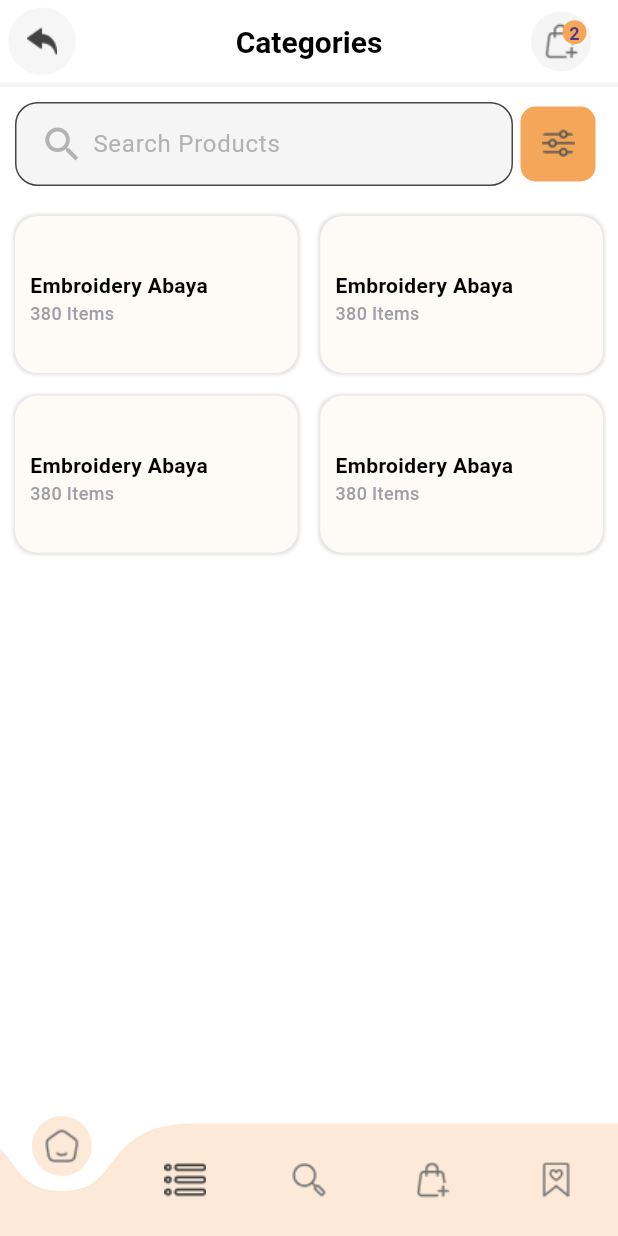
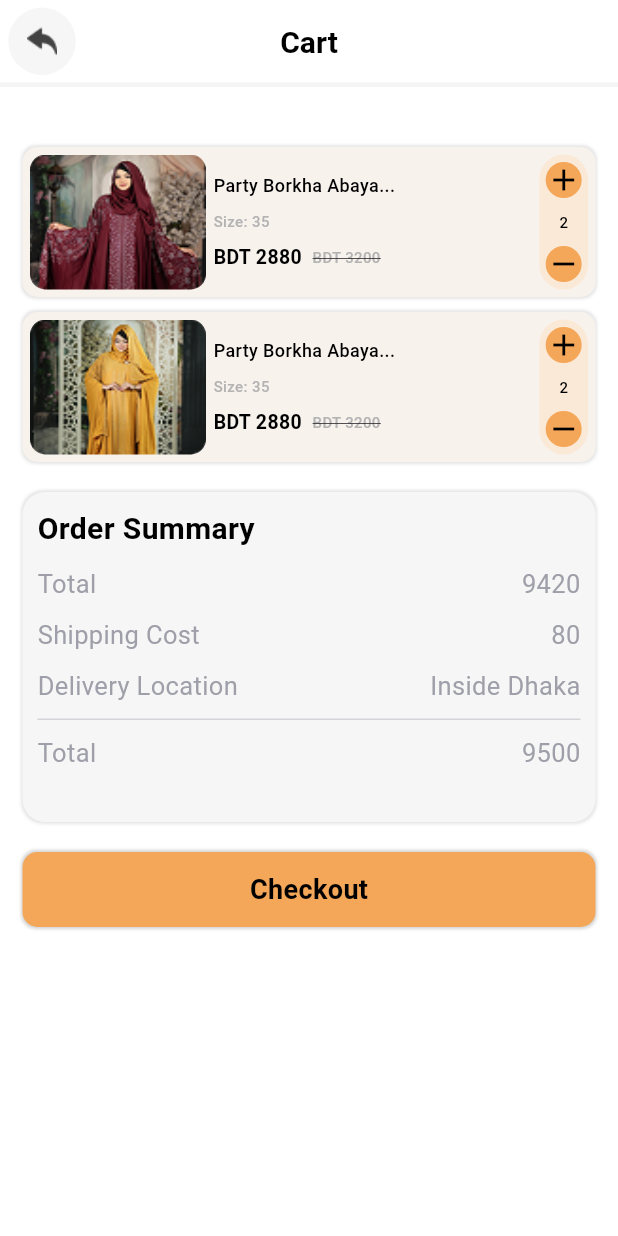
Before and after one commit to masud1680/DadaGarmentsApp, a Flutter app: the screen it shows after launch, on a phone screen of 412 x 824 dp. Run offline on Flutter 3.47's test engine with Material 3 defaults, Android fonts, the phone set to English and light mode, and no system bars; drawn by our look-alikes of curved_navigation_bar; our stand-ins replace animated_bottom_navigation_bar.

Commit message:
cart Screen

```diff
--- /dev/null
+++ b/lib/cart_screen.dart
@@ -0,0 +1,501 @@
+import 'package:flutter/material.dart';
+
+class CartScreen extends StatefulWidget {
+  const CartScreen({super.key});
+
+  @override
+  State<CartScreen> createState() => _CartScreenState();
+}
+
+class _CartScreenState extends State<CartScreen> {
+
+
+  @override
+  Widget build(BuildContext context) {
+    return Scaffold(
+      backgroundColor: Colors.white,
+      appBar: AppBar(
+        backgroundColor: Colors.white,
+        leading: Padding(
+          padding: const EdgeInsets.all(5.0),
+          child: CircleAvatar(
+            backgroundColor: Color(0xFFF6F6F6),
+            radius: 2,
+            child: Image(
+              image: AssetImage("assets/mask_group.png"),
+              width: 20,
+              height: 20,
+            ),
+          ),
+        ),
+        centerTitle: true,
+        title: Text(
+          "Cart",
+          style: TextStyle(
+            color: Colors.black,
+            fontSize: 20,
+            fontWeight: FontWeight.w600,
+          ),
+        ),
+
+        bottom: PreferredSize(
+          preferredSize: Size.fromHeight(2),
+          child: Container(color: Color(0xFFF5F5F5), height: 3.0),
+        ),
+      ),
+
+      body: Container(
+        margin: EdgeInsets.symmetric(horizontal: 15),
+        height: double.infinity,
+        width: double.infinity,
+        child: Column(
+          spacing: 20,
+          children: [
+            SizedBox(height: 20,),
+            // Product carts
+            Column(
+              spacing: 10,
+              children: [
+                //card 01
+                Container(
+                  decoration: BoxDecoration(
+                    color: Color(0xFFF8F2ED),
+                    boxShadow:[
+                      BoxShadow(
+                        color: Color(0xFFE5E5E5),
+                        spreadRadius: 1,
+                        blurRadius: 1,
+                      )
+                    ],
+                    borderRadius: BorderRadius.circular(10)
+                  ),
+                  height: 100,
+                  width: double.infinity,
+                  // single card details
+                  child: Row(
+                    children: [
+                      // card image
+                      Expanded(
+                        flex: 6,
+                        child: Container(
+                          margin: EdgeInsets.symmetric(horizontal: 5),
+                          decoration: BoxDecoration(
+                            image: DecorationImage(
+                                image: AssetImage("assets/cart_product_image02.png"),
+                              fit: BoxFit.fill
+                            ),
+                            borderRadius:BorderRadius.circular(10),
+
+                          ),
+                          height: 90,
+                          width: 90,
+                        ),
+                      ),
+
+                      // card product details
+                      Expanded(
+                        flex: 10,
+                        child: Container(
+                          // margin: EdgeInsets.only(left: 5, top: 5, bottom: 5),
+
+                          child: Column(
+                            crossAxisAlignment: CrossAxisAlignment.start,
+                            mainAxisAlignment: MainAxisAlignment.center,
+                            spacing: 8,
+                            children: [
+                              Text(
+                                "Party Borkha Abaya...",
+                                style: TextStyle(
+                                  color: Colors.black,
+                                  fontWeight: FontWeight.w500,
+                                  fontSize: 12,
+                                ),
+                              ),
+                              Text(
+                                "Size: 35",
+                                style: TextStyle(
+                                  color: Color(0xFFB3B3B3),
+                                  fontWeight: FontWeight.w500,
+                                  fontSize: 10,
+                                ),
+                              ),
+                              // price
+                              Row(
+                                spacing: 7,
+                                children: [
+                                  Text(
+                                    "BDT 2880",
+                                    style: TextStyle(
+                                      color: Colors.black,
+                                      fontWeight: FontWeight.w600,
+                                      fontSize: 13,
+                                    ),
+                                  ),
+                                  Text(
+                                    "BDT 3200",
+                                    style: TextStyle(
+                                        color: Color(0xFFB3B3B3),
+                                      fontWeight: FontWeight.w500,
+                                      fontSize: 10,
+                                      decoration: TextDecoration.lineThrough,
+                                    ),
+                                  ),
+                                ],
+                              )
+                            ],
+                          ),
+                        ),
+                      ),
+                      // items count increament & decriment button
+                      Expanded(
+                        flex: 2,
+                        child: Container(
+                          margin: EdgeInsets.symmetric(horizontal: 5, vertical: 5),
+                          decoration: BoxDecoration(
+                            color: Color(0xFFFBE9D7),
+                            borderRadius: BorderRadius.circular(20),
+
+                          ),
+                          width: 30,
+                          height: double.infinity,
+
+
+                          child: Padding(
+                            padding: const EdgeInsets.symmetric(vertical: 5),
+                            child: Column(
+                              mainAxisAlignment: MainAxisAlignment.spaceBetween,
+                              children: [
+                                CircleAvatar(
+                                  backgroundColor: Color(0xFFF4A758),
+                                  radius: 12,
+                                  child: Icon(Icons.add,color: Colors.black,),
+                                ),
+                                Text(
+                                  "2",
+                                  style: TextStyle(
+                                    color: Colors.black,
+                                    fontWeight: FontWeight.w500,
+                                    fontSize: 10,
+                                  ),
+                                ),
+                                CircleAvatar(
+                                  backgroundColor: Color(0xFFF4A758),
+                                  radius: 12,
+                                  child: Icon(Icons.remove, color: Colors.black,),
+                                ),
+                              ],
+                            ),
+                          ),
+                        ),
+                      )
+                    ],
+                  ),
+                ),
+                //card 02
+                Container(
+                  decoration: BoxDecoration(
+                      color: Color(0xFFF8F2ED),
+                      boxShadow:[
+                        BoxShadow(
+                          color: Color(0xFFE5E5E5),
+                          spreadRadius: 1,
+                          blurRadius: 1,
+                        )
+                      ],
+                      borderRadius: BorderRadius.circular(10)
+                  ),
+                  height: 100,
+                  width: double.infinity,
+                  // single card details
+                  child: Row(
+                    children: [
+                      // card image
+                      Expanded(
+                        flex: 6,
+                        child: Container(
+                          margin: EdgeInsets.symmetric(horizontal: 5),
+                          decoration: BoxDecoration(
+                            image: DecorationImage(
+                                image: AssetImage("assets/cart_product_image01.png"),
+                                fit: BoxFit.fill
+                            ),
+                            borderRadius:BorderRadius.circular(10),
+
+                          ),
+                          height: 90,
+                          width: 90,
+                        ),
+                      ),
+
+                      // card product details
+                      Expanded(
+                        flex: 10,
+                        child: Container(
+                          // margin: EdgeInsets.only(left: 5, top: 5, bottom: 5),
+
+                          child: Column(
+                            crossAxisAlignment: CrossAxisAlignment.start,
+                            mainAxisAlignment: MainAxisAlignment.center,
+                            spacing: 8,
+                            children: [
+                              Text(
+                                "Party Borkha Abaya...",
+                                style: TextStyle(
+                                  color: Colors.black,
+                                  fontWeight: FontWeight.w500,
+                                  fontSize: 12,
+                                ),
+                              ),
+                              Text(
+                                "Size: 35",
+                                style: TextStyle(
+                                  color: Color(0xFFB3B3B3),
+                                  fontWeight: FontWeight.w500,
+                                  fontSize: 10,
+                                ),
+                              ),
+                              // price
+                              Row(
+                                spacing: 7,
+                                children: [
+                                  Text(
+                                    "BDT 2880",
+                                    style: TextStyle(
+                                      color: Colors.black,
+                                      fontWeight: FontWeight.w600,
+                                      fontSize: 13,
+                                    ),
+                                  ),
+                                  Text(
+                                    "BDT 3200",
+                                    style: TextStyle(
+                                      color: Color(0xFFB3B3B3),
+                                      fontWeight: FontWeight.w500,
+                                      fontSize: 10,
+                                      decoration: TextDecoration.lineThrough,
+                                    ),
+                                  ),
+                                ],
+                              )
+                            ],
+                          ),
+                        ),
+                      ),
+                      // items count increament & decriment button
+                      Expanded(
+                        flex: 2,
+                        child: Container(
+                          margin: EdgeInsets.symmetric(horizontal: 5, vertical: 5),
+                          decoration: BoxDecoration(
+                            color: Color(0xFFFBE9D7),
+                            borderRadius: BorderRadius.circular(20),
+
+                          ),
+                          width: 30,
+                          height: double.infinity,
+
+
+                          child: Padding(
+                            padding: const EdgeInsets.symmetric(vertical: 5),
+                            child: Column(
+                              mainAxisAlignment: MainAxisAlignment.spaceBetween,
+                              children: [
+                                CircleAvatar(
+                                  backgroundColor: Color(0xFFF4A758),
+                                  radius: 12,
+                                  child: Icon(Icons.add,color: Colors.black,),
+                                ),
+                                Text(
+                                  "2",
+                                  style: TextStyle(
+                                    color: Colors.black,
+                                    fontWeight: FontWeight.w500,
+                                    fontSize: 10,
+                                  ),
+                                ),
+                                CircleAvatar(
+                                  backgroundColor: Color(0xFFF4A758),
+                                  radius: 12,
+                                  child: Icon(Icons.remove, color: Colors.black,),
+                                ),
+                              ],
+                            ),
+                          ),
+                        ),
+                      )
+                    ],
+                  ),
+                ),
+              ],
+            ),
+
+            // Order Summary
+            Flexible(
+              child: Container(
+                padding: EdgeInsets.symmetric(vertical: 10, horizontal: 10),
+                decoration: BoxDecoration(
+                  color: Color(0xFFF6F6F6),
+                  borderRadius: BorderRadius.circular(15),
+                  boxShadow: [
+                    BoxShadow(
+                      color: Color(0xFFE5E5E5),
+                      spreadRadius: 1,
+                      blurRadius: 1
+                    )
+                  ]
+                ),
+                width: double.infinity,
+                height: 220,
+                child: Column(
+                  crossAxisAlignment: CrossAxisAlignment.start,
+                  spacing: 10,
+                  children: [
+                    Text(
+                      "Order Summary",
+                      style: TextStyle(
+                        color: Colors.black,
+                        fontWeight: FontWeight.w600,
+                        fontSize: 20,
+                      ),
+                    ),
+                    // total price
+                    Row(
+                      mainAxisAlignment: MainAxisAlignment.spaceBetween,
+                      children: [
+                        Text(
+                          "Total",
+                          style: TextStyle(
+                            color: Color(0xFF9F9FA9),
+                            fontWeight: FontWeight.w400,
+                            fontSize: 17,
+                          ),
+                        ),
+                        Text(
+                          "9420",
+                          style: TextStyle(
+                            color: Color(0xFF9F9FA9),
+                            fontWeight: FontWeight.w400,
+                            fontSize: 17,
+                          ),
+                        ),
+                      ],
+                    ),
+                    // Shipping cost
+                    Row(
+                      mainAxisAlignment: MainAxisAlignment.spaceBetween,
+                      children: [
+                        Text(
+                          "Shipping Cost",
+                          style: TextStyle(
+                            color: Color(0xFF9F9FA9),
+                            fontWeight: FontWeight.w400,
+                            fontSize: 17,
+                          ),
+                        ),
+                        Text(
+                          "80",
+                          style: TextStyle(
+                            color: Color(0xFF9F9FA9),
+                            fontWeight: FontWeight.w400,
+                            fontSize: 17,
+                          ),
+                        ),
+                      ],
+                    ),
+                    // Delivery Location
+                    Row(
+                      mainAxisAlignment: MainAxisAlignment.spaceBetween,
+                      children: [
+                        Text(
+                          "Delivery Location",
+                          style: TextStyle(
+                            color: Color(0xFF9F9FA9),
+                            fontWeight: FontWeight.w400,
+                            fontSize: 17,
+                          ),
+                        ),
+                        Text(
+                          "Inside Dhaka",
+                          style: TextStyle(
+                            color: Color(0xFF9F9FA9),
+                            fontWeight: FontWeight.w400,
+                            fontSize: 17,
+                          ),
+                        ),
+                      ],
+                    ),
+                    Container(
+                      decoration: BoxDecoration(
+                        color: Color(0xFFD4D4D8),
+                      ),
+                      height: 1,
+                      width: double.infinity,
+                    ),
+                    // overall Total price
+                    Row(
+                      mainAxisAlignment: MainAxisAlignment.spaceBetween,
+                      children: [
+                        Text(
+                          "Total",
+                          style: TextStyle(
+                            color: Color(0xFF9F9FA9),
+                            fontWeight: FontWeight.w400,
+                            fontSize: 17,
+                          ),
+                        ),
+                        Text(
+                          "9500",
+                          style: TextStyle(
+                            color: Color(0xFF9F9FA9),
+                            fontWeight: FontWeight.w400,
+                            fontSize: 17,
+                          ),
+                        ),
+                      ],
+                    ),
+
+                  ],
+                ),
+              ),
+            ),
+
+            // Checkout Button
+            InkWell(
+              onTap: () {
+                print("Checkout clicked...");
+              },
+              child: Container(
+                decoration: BoxDecoration(
+                  color: Color(0xFFF4A758),
+                  borderRadius: BorderRadius.circular(10),
+                  boxShadow: [
+                    BoxShadow(
+                      color: Color(0xFFD4D4D4),
+                      blurRadius: 1,
+                      spreadRadius: 1,
+                    ),
+                  ],
+                ),
+                width: double.infinity,
+                height: 50,
+                child: Center(
+                  child: Text(
+                    "Checkout",
+                    style: TextStyle(
+                      color: Colors.black,
+                      fontWeight: FontWeight.w600,
+                      fontSize: 18,
+                    ),
+                  ),
+                ),
+              ),
+            ),
+          ],
+        ),
+      ),
+
+
+
+    );
+  }
+}
--- a/lib/main.dart
+++ b/lib/main.dart
@@ -1,3 +1,4 @@
+import 'package:dadaborkahouse/cart_screen.dart';
 import 'package:dadaborkahouse/categories_screen.dart';
 import 'package:dadaborkahouse/profile.dart';
 import 'package:dadaborkahouse/signIn_screen.dart';
@@ -13,7 +14,8 @@ void main(){
       // home: SignInScreen(),
       // home: SignUpScreen(),
       // home: Profile(),
-      home: CategoriesScreen(),
+      // home: CategoriesScreen(),
+      home: CartScreen(),
     )
   );
 }
```
Also changed, not shown: assets/cart_product_image01.png (added), assets/cart_product_image02.png (added).
